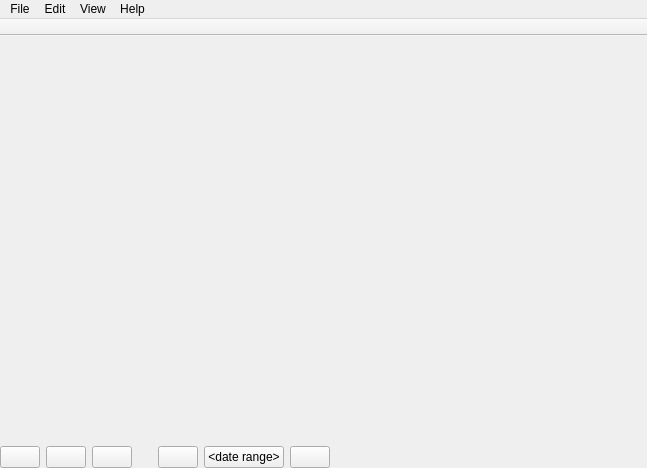
This is qt/ui/main_window.ui in Mouchnino/moneyguru as Qt 5 draws it before an edit. The edited form follows.
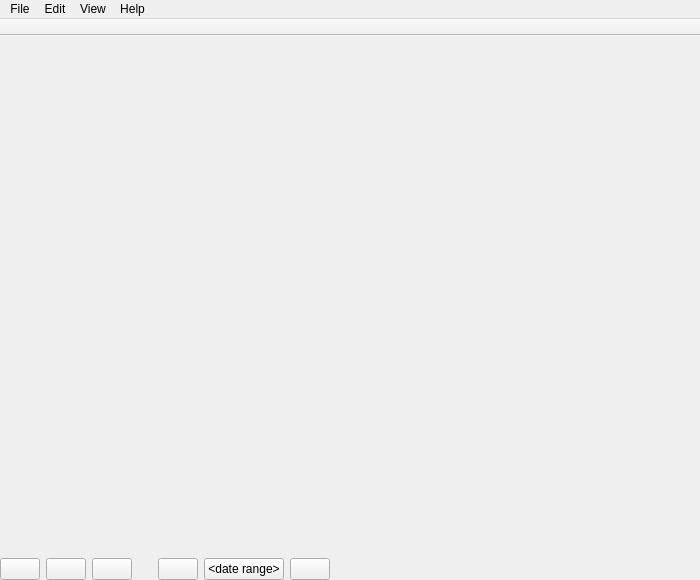
This is the edited form. Icons and pictures are not drawn.

```diff
--- a/qt/ui/main_window.ui
+++ b/qt/ui/main_window.ui
@@ -6,8 +6,8 @@
    <rect>
     <x>0</x>
     <y>0</y>
-    <width>647</width>
-    <height>468</height>
+    <width>700</width>
+    <height>580</height>
    </rect>
   </property>
   <property name="windowTitle">
@@ -158,7 +158,7 @@
     <rect>
      <x>0</x>
      <y>0</y>
-     <width>647</width>
+     <width>700</width>
      <height>20</height>
     </rect>
    </property>
```
